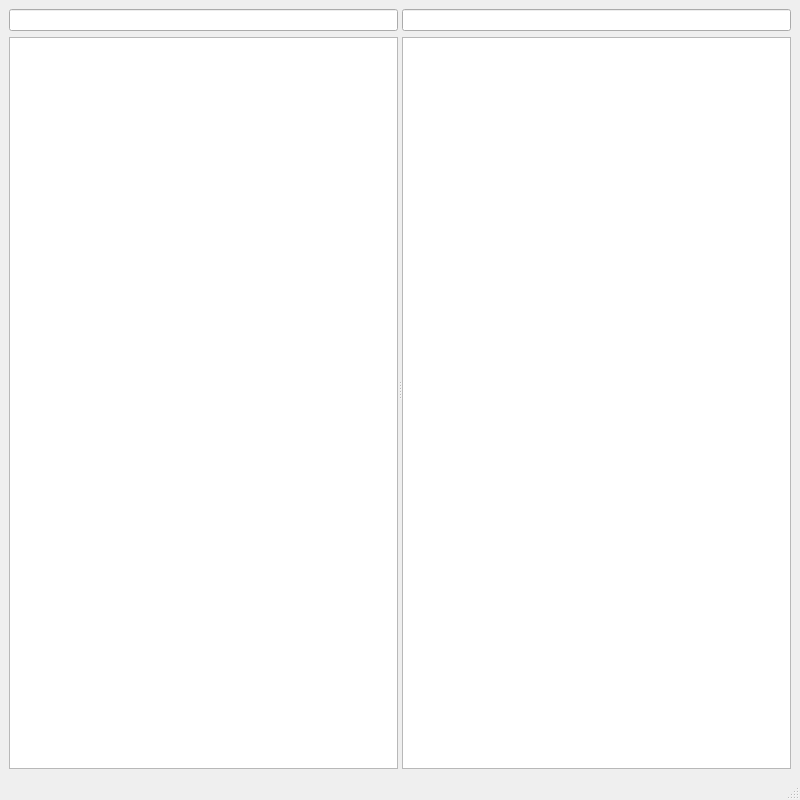
uriegel/Kommander, file mainwindow.ui: the form before one commit.
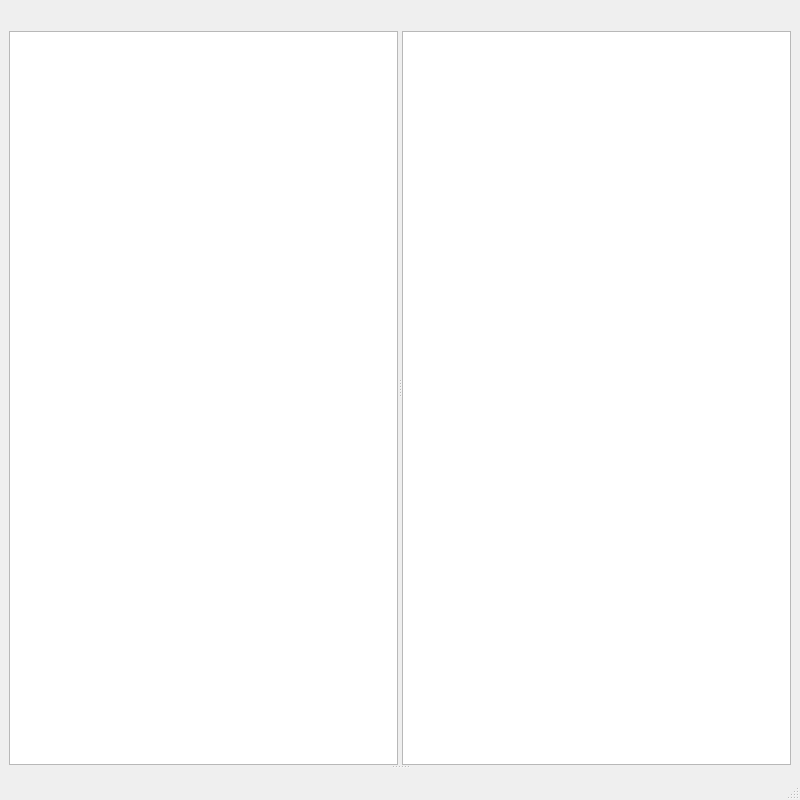
The form after the commit. Icons and pictures are not drawn. Custom widgets are drawn as their Qt base class.

Commit message: pathBox styled, video box with splitter

What changed in the file:
```diff
--- a/mainwindow.ui
+++ b/mainwindow.ui
@@ -28,13 +28,28 @@
   <property name="layoutDirection">
    <enum>Qt::LeftToRight</enum>
   </property>
+  <property name="styleSheet">
+   <string notr="true">QLineEdit#leftPathBox, QLineEdit#rightPathBox {
+	background-color: transparent;
+	border: 0px none transparent;
+	padding: 0px;
+}
+</string>
+  </property>
   <widget class="QWidget" name="centralwidget">
    <property name="layoutDirection">
     <enum>Qt::LeftToRight</enum>
    </property>
    <layout class="QVBoxLayout" name="verticalLayout_3">
     <item>
+     <widget class="QSplitter" name="verticalSplitter">
+      <property name="orientation">
+       <enum>Qt::Vertical</enum>
+      </property>
      <widget class="QSplitter" name="splitter">
+       <property name="styleSheet">
+        <string notr="true"/>
+       </property>
       <property name="orientation">
        <enum>Qt::Horizontal</enum>
       </property>
@@ -103,6 +118,14 @@
        </layout>
       </widget>
      </widget>
+      <widget class="QWidget" name="verticalLayoutWidget_3">
+       <layout class="QVBoxLayout" name="viewerBox">
+        <item>
+         <widget class="Phonon::VideoWidget" name="videoWidget"/>
+        </item>
+       </layout>
+      </widget>
+     </widget>
     </item>
    </layout>
   </widget>
@@ -119,6 +142,11 @@
   <widget class="QStatusBar" name="statusbar"/>
  </widget>
  <customwidgets>
+  <customwidget>
+   <class>Phonon::VideoWidget</class>
+   <extends>QWidget</extends>
+   <header location="global">phonon/videowidget.h</header>
+  </customwidget>
   <customwidget>
    <class>FolderView</class>
    <extends>QTreeView</extends>
```
Left out of the diff: 4 changed lines with no effect on the pictures. Lines whose indentation alone changed are shown as unchanged. The commit also changes 3 other files.
